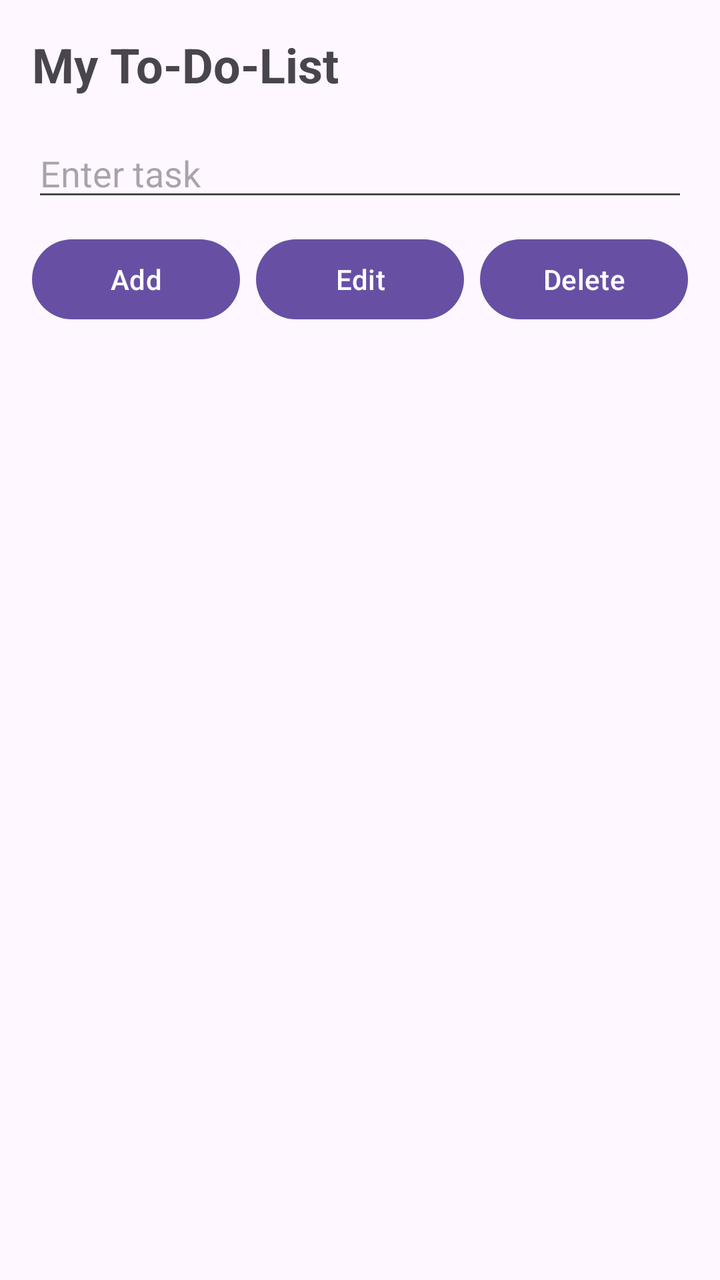
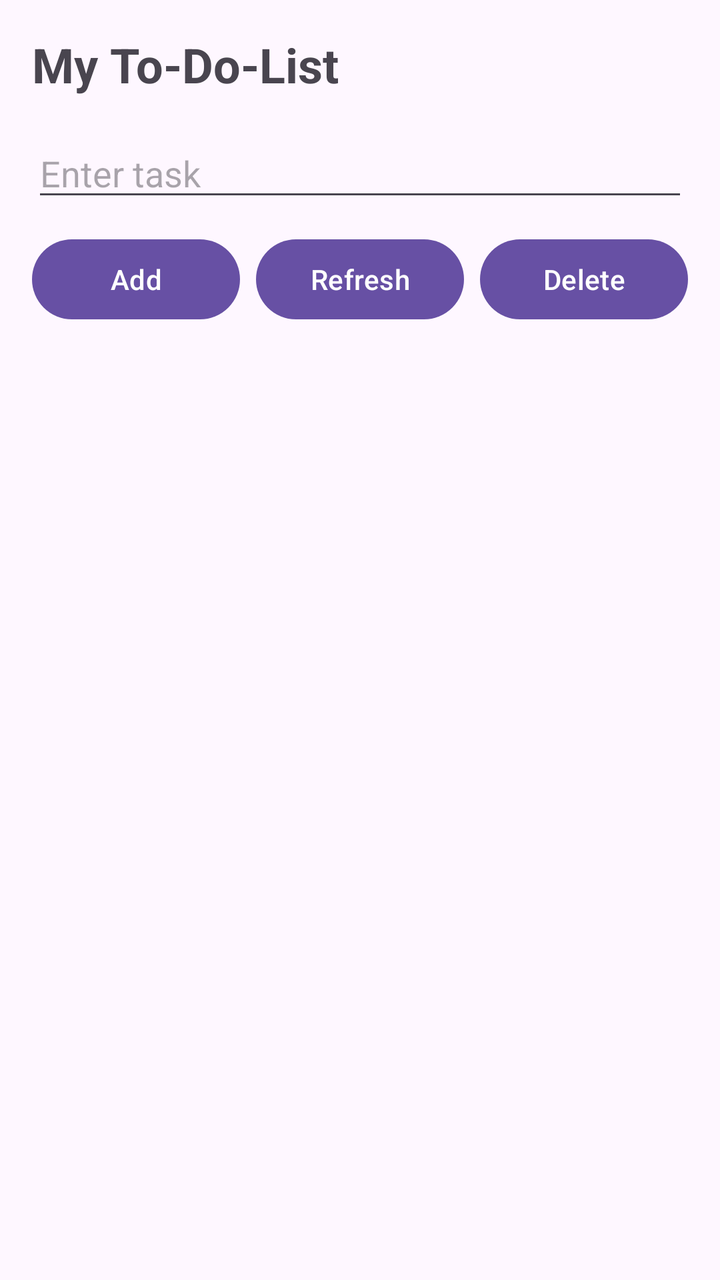

Screens rendered from an Android XML layout before and after an edit, with the pre-edit source and the edit as a unified diff.
<!-- AndroidManifest.xml: application theme Theme.TO_DO_LIST -->
<!-- res/layout/activity_todolist.xml -->
<?xml version="1.0" encoding="utf-8"?>
<LinearLayout
    xmlns:android="http://schemas.android.com/apk/res/android"
    android:id="@+id/main"
    android:layout_width="match_parent"
    android:layout_height="match_parent"
    android:padding="16dp"
    android:orientation="vertical">

    <TextView
        android:layout_width="wrap_content"
        android:layout_height="wrap_content"
        android:text="My To-Do-List"
        android:textSize="24sp"
        android:textStyle="bold"
        android:layout_marginBottom="16dp"/>

    <EditText
        android:id="@+id/taskInput"
        android:layout_width="match_parent"
        android:layout_height="wrap_content"
        android:hint="Enter task"
        android:layout_marginBottom="10dp"/>


    <LinearLayout
        android:layout_width="match_parent"
        android:layout_height="wrap_content"
        android:orientation="horizontal"
        android:layout_marginBottom="16dp">

        <Button
            android:id="@+id/addBtn"
            android:layout_width="0dp"
            android:layout_height="wrap_content"
            android:layout_weight="1"
            android:text="Add"/>

        <Button
            android:id="@+id/editBtn"
            android:layout_width="0dp"
            android:layout_height="wrap_content"
            android:layout_weight="1"
            android:text="Edit"
            android:layout_marginStart="8dp"/>

        <Button
            android:id="@+id/deleteBtn"
            android:layout_width="0dp"
            android:layout_height="wrap_content"
            android:layout_weight="1"
            android:text="Delete"
            android:layout_marginStart="8dp"/>
    </LinearLayout>

    <ListView
        android:id="@+id/listView"
        android:layout_width="match_parent"
        android:layout_height="match_parent"/>

</LinearLayout>
<!-- resources referenced by this layout -->
<resources>
  <style name="Theme.TO_DO_LIST" parent="Base.Theme.TO_DO_LIST" />
  <style name="Base.Theme.TO_DO_LIST" parent="Theme.Material3.DayNight.NoActionBar">
          
          
      </style>
</resources>

<!-- the commit's change to res/layout/activity_todolist.xml (unified diff, before → after) -->
@@ -40,9 +40,9 @@
             android:id="@+id/editBtn"
             android:layout_width="0dp"
             android:layout_height="wrap_content"
+            android:layout_marginStart="8dp"
             android:layout_weight="1"
-            android:text="Edit"
-            android:layout_marginStart="8dp"/>
+            android:text="Refresh" />
 
         <Button
             android:id="@+id/deleteBtn"
